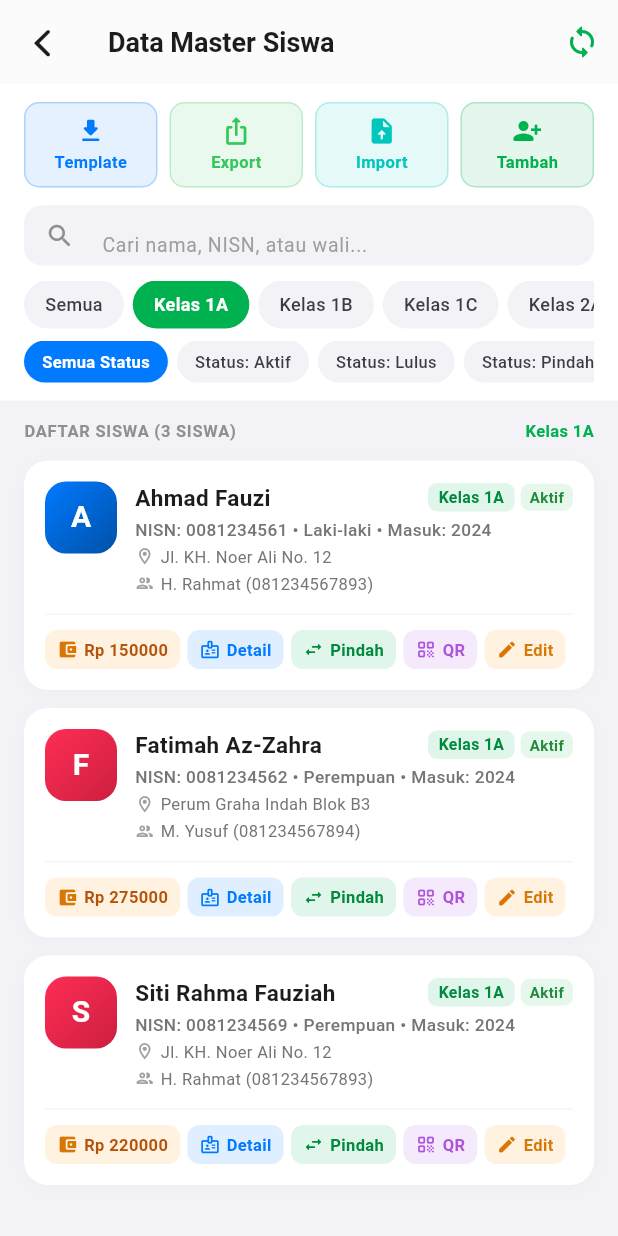
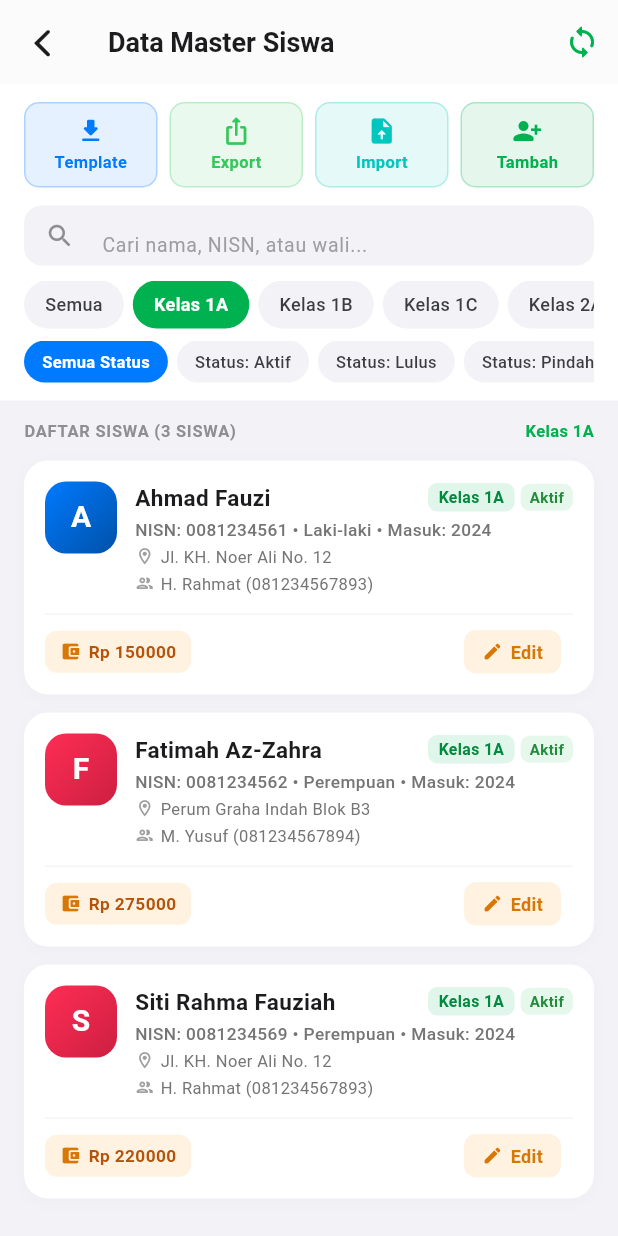
Before and after one commit to maoneart/Manbaul_Hikmah_Mobile, a Flutter app: the StudentListScreen screen opened directly, after a tap on "Kelas 1A", on a phone screen of 412 x 824 dp. Run offline on Flutter 3.47's test engine with Material 3 defaults, Android fonts, the phone set to English and light mode, and no system bars; our stand-ins replace csv, qr_flutter, shared_preferences; missing offline and left inert: mobile_scanner; accounts and stored records are empty; network calls fail.

Commit message:
feat(students): simplify student list card action buttons to only edit and hapus

```diff
--- a/flutter_manbaul_hikmah/lib/screens/students/student_list_screen.dart
+++ b/flutter_manbaul_hikmah/lib/screens/students/student_list_screen.dart
@@ -550,12 +550,13 @@ class _StudentListScreenState extends State<StudentListScreen> {
             const SizedBox(height: 10),
 
             // Bottom Actions: Balance, Name Tag, Edit, Delete
+            // Bottom Actions: Saldo Tabungan (Wali Kelas / Admin), Edit, Delete
             Row(
               children: [
                 // Saldo Tabungan Badge (HANYA Wali Kelas dan Super Admin)
                 if (provider.currentRole != 'staff' && provider.currentRole != 'kepsek')
                   Container(
-                    padding: const EdgeInsets.symmetric(horizontal: 8, vertical: 5),
+                    padding: const EdgeInsets.symmetric(horizontal: 10, vertical: 6),
                     decoration: BoxDecoration(
                       color: const Color(0xFFFF9500).withOpacity(0.12),
                       borderRadius: BorderRadius.circular(8),
@@ -563,128 +564,28 @@ class _StudentListScreenState extends State<StudentListScreen> {
                     child: Row(
                       children: [
                         const Icon(Icons.account_balance_wallet_rounded, size: 14, color: Color(0xFFD97706)),
-                        const SizedBox(width: 4),
+                        const SizedBox(width: 5),
                         Text(
                           'Rp ${s.balance.toStringAsFixed(0)}',
                           style: const TextStyle(
-                            fontSize: 11,
+                            fontSize: 11.5,
                             fontWeight: FontWeight.bold,
                             color: Color(0xFFB45309),
                           ),
                         ),
                       ],
                     ),
-                  )
-                else
-                  Container(
-                    padding: const EdgeInsets.symmetric(horizontal: 8, vertical: 5),
-                    decoration: BoxDecoration(
-                      color: const Color(0xFF007AFF).withOpacity(0.1),
-                      borderRadius: BorderRadius.circular(8),
-                    ),
-                    child: Row(
-                      children: [
-                        const Icon(Icons.class_rounded, size: 14, color: Color(0xFF007AFF)),
-                        const SizedBox(width: 4),
-                        Text(
-                          s.className,
-                          style: const TextStyle(
-                            fontSize: 11,
-                            fontWeight: FontWeight.bold,
-                            color: Color(0xFF007AFF),
-                          ),
-                        ),
-                      ],
-                    ),
                   ),
 
                 const Spacer(),
 
-                // 1. Detail Buku Induk
-                InkWell(
-                  onTap: () {
-                    Navigator.push(
-                      context,
-                      MaterialPageRoute(builder: (_) => StudentDetailScreen(student: s)),
-                    );
-                  },
-                  borderRadius: BorderRadius.circular(8),
-                  child: Container(
-                    padding: const EdgeInsets.symmetric(horizontal: 8, vertical: 5),
-                    decoration: BoxDecoration(
-                      color: const Color(0xFF007AFF).withOpacity(0.12),
-                      borderRadius: BorderRadius.circular(8),
-                    ),
-                    child: const Row(
-                      children: [
-                        Icon(Icons.badge_outlined, size: 14, color: Color(0xFF007AFF)),
-                        SizedBox(width: 4),
-                        Text('Detail', style: TextStyle(fontSize: 11, fontWeight: FontWeight.bold, color: Color(0xFF007AFF))),
-                      ],
-                    ),
-                  ),
-                ),
-                const SizedBox(width: 5),
-
-                // 2. Pindah Kelas (Promosi)
-                if (provider.canEditStudent) ...[
-                  InkWell(
-                    onTap: () => _showPromoteClassModal(context, provider, s),
-                    borderRadius: BorderRadius.circular(8),
-                    child: Container(
-                      padding: const EdgeInsets.symmetric(horizontal: 8, vertical: 5),
-                      decoration: BoxDecoration(
-                        color: const Color(0xFF00B14F).withOpacity(0.12),
-                        borderRadius: BorderRadius.circular(8),
-                      ),
-                      child: const Row(
-                        children: [
-                          Icon(Icons.swap_horiz_rounded, size: 14, color: Color(0xFF008A3D)),
-                          SizedBox(width: 4),
-                          Text('Pindah', style: TextStyle(fontSize: 11, fontWeight: FontWeight.bold, color: Color(0xFF008A3D))),
-                        ],
-                      ),
-                    ),
-                  ),
-                  const SizedBox(width: 5),
-                ],
-
-                // 3. Cetak Name Tag (Purple)
-                InkWell(
-                  onTap: () {
-                    Navigator.push(
-                      context,
-                      MaterialPageRoute(builder: (_) => StudentNametagScreen(student: s)),
-                    );
-                  },
-                  borderRadius: BorderRadius.circular(8),
-                  child: Container(
-                    padding: const EdgeInsets.symmetric(horizontal: 8, vertical: 5),
-                    decoration: BoxDecoration(
-                      color: const Color(0xFFAF52DE).withOpacity(0.12),
-                      borderRadius: BorderRadius.circular(8),
-                    ),
-                    child: const Row(
-                      children: [
-                        Icon(Icons.qr_code_rounded, size: 14, color: Color(0xFFAF52DE)),
-                        SizedBox(width: 4),
-                        Text(
-                          'QR',
-                          style: TextStyle(fontSize: 11, fontWeight: FontWeight.bold, color: Color(0xFFAF52DE)),
-                        ),
-                      ],
-                    ),
-                  ),
-                ),
-                const SizedBox(width: 5),
-
-                // 4. Edit Siswa (Amber/Blue)
+                // 1. Edit Siswa (Amber/Orange)
                 if (provider.canEditStudent) ...[
                   InkWell(
                     onTap: () => _showEditStudentModal(context, provider, s),
                     borderRadius: BorderRadius.circular(8),
                     child: Container(
-                      padding: const EdgeInsets.symmetric(horizontal: 8, vertical: 5),
+                      padding: const EdgeInsets.symmetric(horizontal: 12, vertical: 6),
                       decoration: BoxDecoration(
                         color: const Color(0xFFFF9500).withOpacity(0.12),
                         borderRadius: BorderRadius.circular(8),
@@ -692,25 +593,25 @@ class _StudentListScreenState extends State<StudentListScreen> {
                       child: const Row(
                         children: [
                           Icon(Icons.edit_rounded, size: 14, color: Color(0xFFD97706)),
-                          SizedBox(width: 4),
+                          SizedBox(width: 5),
                           Text(
                             'Edit',
-                            style: TextStyle(fontSize: 11, fontWeight: FontWeight.bold, color: Color(0xFFD97706)),
+                            style: TextStyle(fontSize: 12, fontWeight: FontWeight.bold, color: Color(0xFFD97706)),
                           ),
                         ],
                       ),
                     ),
                   ),
-                  const SizedBox(width: 5),
+                  const SizedBox(width: 8),
                 ],
 
-                // 5. Delete Siswa (Red) - With MaoneArt Glassmorphism Confirmation Modal
+                // 2. Delete Siswa (Red) - With MaoneArt Glassmorphism Confirmation Modal
                 if (provider.canDeleteStudent)
                   InkWell(
                     onTap: () => _showDeleteStudentModal(context, provider, s),
                     borderRadius: BorderRadius.circular(8),
                     child: Container(
-                      padding: const EdgeInsets.symmetric(horizontal: 8, vertical: 5),
+                      padding: const EdgeInsets.symmetric(horizontal: 12, vertical: 6),
                       decoration: BoxDecoration(
                         color: const Color(0xFFFF2D55).withOpacity(0.12),
                         borderRadius: BorderRadius.circular(8),
@@ -718,10 +619,10 @@ class _StudentListScreenState extends State<StudentListScreen> {
                       child: const Row(
                         children: [
                           Icon(Icons.delete_outline_rounded, size: 14, color: Color(0xFFFF2D55)),
-                          SizedBox(width: 4),
+                          SizedBox(width: 5),
                           Text(
                             'Hapus',
-                            style: TextStyle(fontSize: 11, fontWeight: FontWeight.bold, color: Color(0xFFFF2D55)),
+                            style: TextStyle(fontSize: 12, fontWeight: FontWeight.bold, color: Color(0xFFFF2D55)),
                           ),
                         ],
                       ),
```
